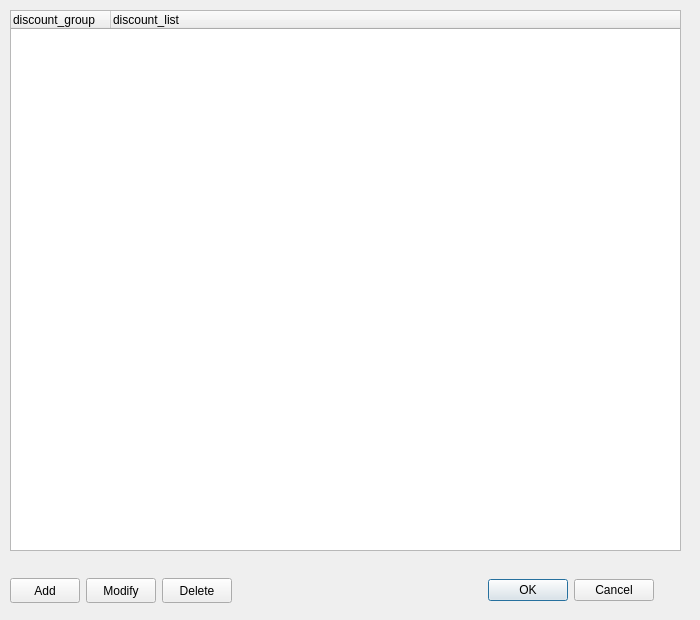
This is discountsviewdialog.ui in pgulyaev88/elpos.manager as Qt 5 draws it before an edit. The edited form follows.
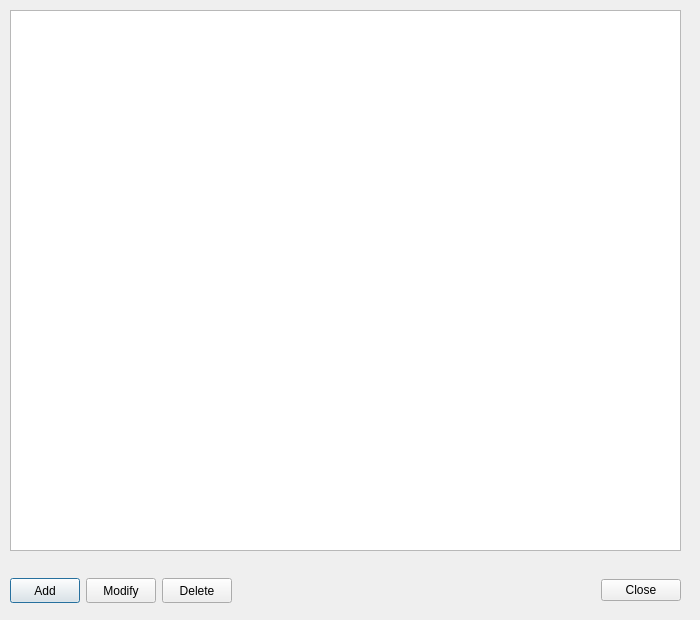
This is the edited form.

```diff
--- a/discountsviewdialog.ui
+++ b/discountsviewdialog.ui
@@ -13,7 +13,7 @@
   <property name="windowTitle">
    <string>Dialog</string>
   </property>
-  <widget class="QTreeWidget" name="discountsTreeWidget">
+  <widget class="QTableView" name="discountsTableView">
    <property name="geometry">
     <rect>
      <x>10</x>
@@ -25,16 +25,6 @@
    <property name="lineWidth">
     <number>2</number>
    </property>
-   <column>
-    <property name="text">
-     <string>discount_group</string>
-    </property>
-   </column>
-   <column>
-    <property name="text">
-     <string>discount_list</string>
-    </property>
-   </column>
   </widget>
   <widget class="QWidget" name="horizontalLayoutWidget">
    <property name="geometry">
@@ -119,10 +109,10 @@
     <item>
      <widget class="QDialogButtonBox" name="discountsButtonBox">
       <property name="standardButtons">
-       <set>QDialogButtonBox::Cancel|QDialogButtonBox::Ok</set>
+       <set>QDialogButtonBox::Close</set>
       </property>
       <property name="centerButtons">
-       <bool>true</bool>
+       <bool>false</bool>
       </property>
      </widget>
     </item>
```
